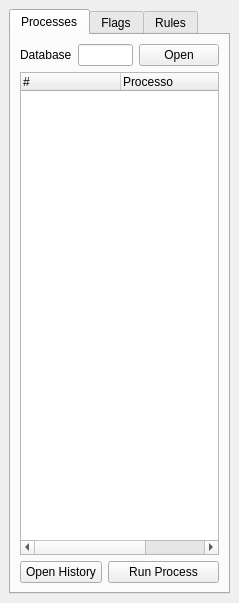
This is ValidationTools/validation_toolbox.ui in dsgoficial/DsgTools as Qt 5 draws it before an edit. The edited form follows.
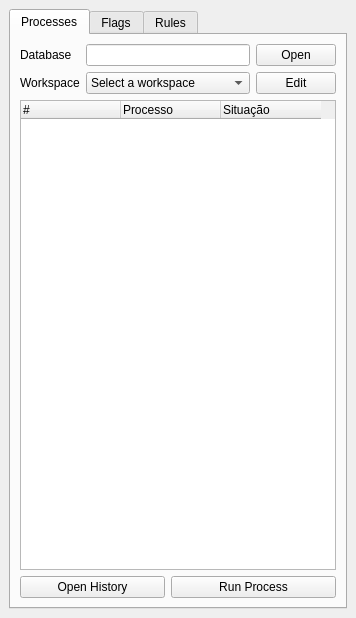
This is the edited form.

What changed in the file:
```diff
--- a/ValidationTools/validation_toolbox.ui
+++ b/ValidationTools/validation_toolbox.ui
@@ -6,8 +6,8 @@
    <rect>
     <x>0</x>
     <y>0</y>
-    <width>239</width>
-    <height>603</height>
+    <width>348</width>
+    <height>618</height>
    </rect>
   </property>
   <property name="windowTitle">
@@ -42,7 +42,54 @@
           </property>
          </widget>
         </item>
-        <item row="1" column="0" colspan="4">
+        <item row="3" column="0" colspan="2">
+         <widget class="QPushButton" name="historyButton">
+          <property name="text">
+           <string>Open History</string>
+          </property>
+         </widget>
+        </item>
+        <item row="3" column="2" colspan="2">
+         <widget class="QPushButton" name="runButton">
+          <property name="text">
+           <string>Run Process</string>
+          </property>
+         </widget>
+        </item>
+        <item row="1" column="0">
+         <widget class="QLabel" name="label_2">
+          <property name="text">
+           <string>Workspace</string>
+          </property>
+         </widget>
+        </item>
+        <item row="1" column="1" colspan="2">
+         <widget class="QComboBox" name="workspaceComboBox">
+          <item>
+           <property name="text">
+            <string>Select a workspace</string>
+           </property>
+          </item>
+          <item>
+           <property name="text">
+            <string>Default</string>
+           </property>
+          </item>
+          <item>
+           <property name="text">
+            <string>Create new workspace...</string>
+           </property>
+          </item>
+         </widget>
+        </item>
+        <item row="1" column="3">
+         <widget class="QPushButton" name="editWorkspaceButton">
+          <property name="text">
+           <string>Edit</string>
+          </property>
+         </widget>
+        </item>
+        <item row="2" column="0" colspan="4">
          <widget class="QTreeWidget" name="processTreeWidget">
           <property name="minimumSize">
            <size>
@@ -73,20 +120,6 @@
           </column>
          </widget>
         </item>
-        <item row="2" column="0" colspan="2">
-         <widget class="QPushButton" name="historyButton">
-          <property name="text">
-           <string>Open History</string>
-          </property>
-         </widget>
-        </item>
-        <item row="2" column="2" colspan="2">
-         <widget class="QPushButton" name="runButton">
-          <property name="text">
-           <string>Run Process</string>
-          </property>
-         </widget>
-        </item>
        </layout>
       </widget>
       <widget class="QWidget" name="tab_2">
```
